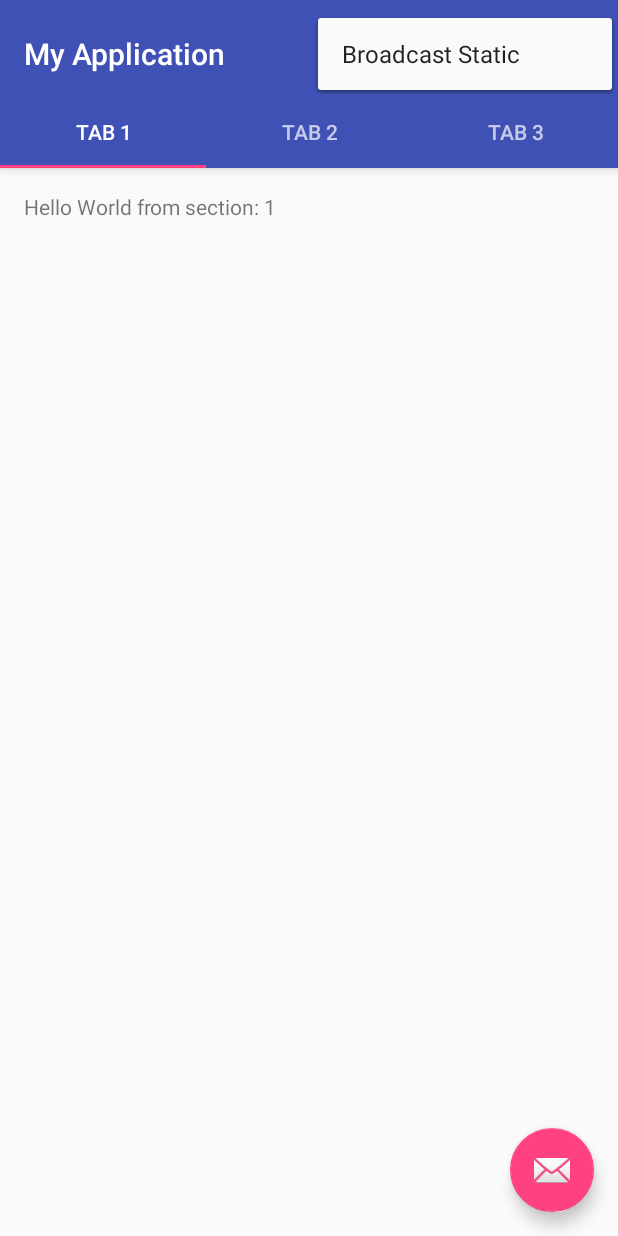
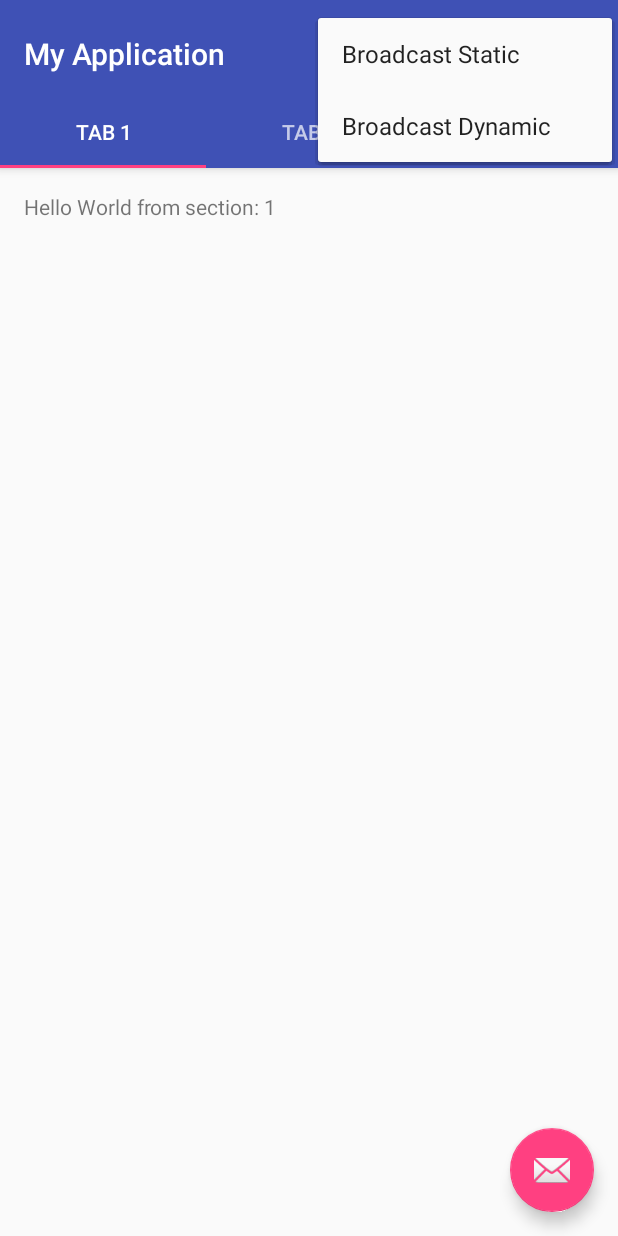
Before and after one commit to YershovAleksandr/Android_021, an Android app: the screen it shows after launch (MainActivity), with the options menu open, on a phone screen of 412 x 824 dp. Run offline under Robolectric (Android 15) with nearby library versions, the phone set to English and light mode, and no system bars.

Commit message:
Dynamic Broadcast receiver done

```diff
--- a/myapplication/src/main/AndroidManifest.xml
+++ b/myapplication/src/main/AndroidManifest.xml
@@ -31,6 +31,7 @@
             </intent-filter>
         </receiver>
 
+        <activity android:name=".SingleBroadcast2" android:label="Dynamic Broadcast" />
 
     </application>
 
--- a/myapplication/src/main/res/menu/menu_main.xml
+++ b/myapplication/src/main/res/menu/menu_main.xml
@@ -3,10 +3,16 @@
     xmlns:tools="http://schemas.android.com/tools"
     tools:context="com.nam.myapplication.MainActivity">
     <item
-        android:id="@+id/action_settings"
+        android:id="@+id/action_settings1"
         android:orderInCategory="100"
         android:title="@string/action_settings1"
         app:showAsAction="never" />
 
+    <item
+        android:id="@+id/action_settings2"
+        android:orderInCategory="200"
+        android:title="@string/action_settings2"
+        app:showAsAction="never" />
+
 
 </menu>
--- a/myapplication/src/main/res/values/strings.xml
+++ b/myapplication/src/main/res/values/strings.xml
@@ -5,6 +5,7 @@
     <string name="tab_text_3">Tab 3</string>
 
     <string name="action_settings1">Broadcast Static</string>
+    <string name="action_settings2">Broadcast Dynamic</string>
 
     <string name="section_format">Hello World from section: %1$d</string>
 
```
Also changed, not shown: myapplication/src/main/java/com/nam/myapplication/MainActivity.java (+9 -1 lines), myapplication/src/main/java/com/nam/myapplication/Receiver2.java (added, +23 -0 lines), myapplication/src/main/java/com/nam/myapplication/SingleBroadcast2.java (added, +44 -0 lines), myapplication/src/main/res/layout/main2.xml (added, +16 -0 lines).
